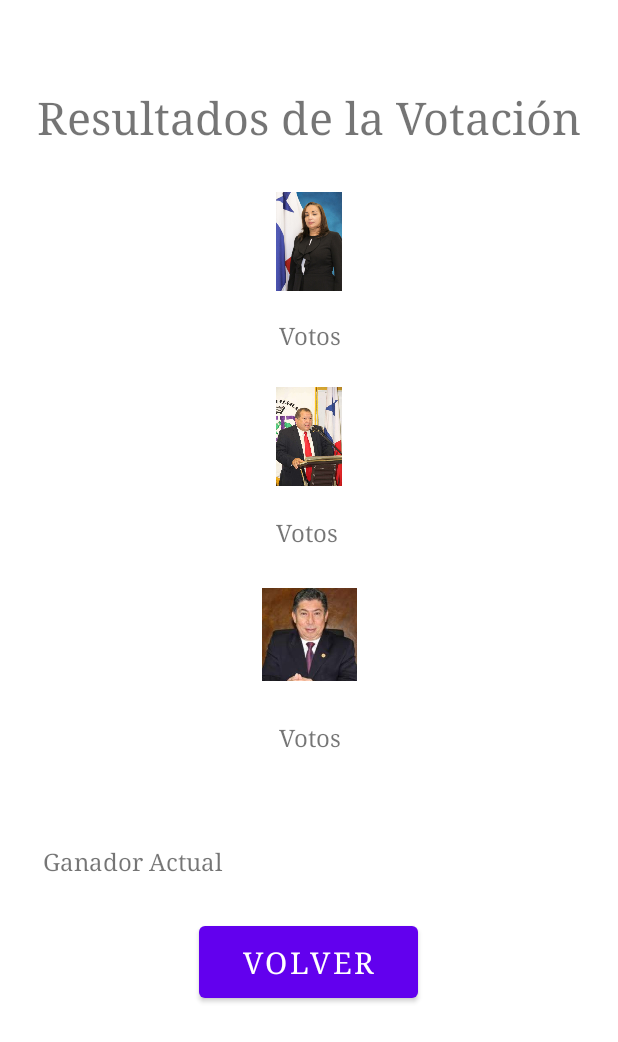
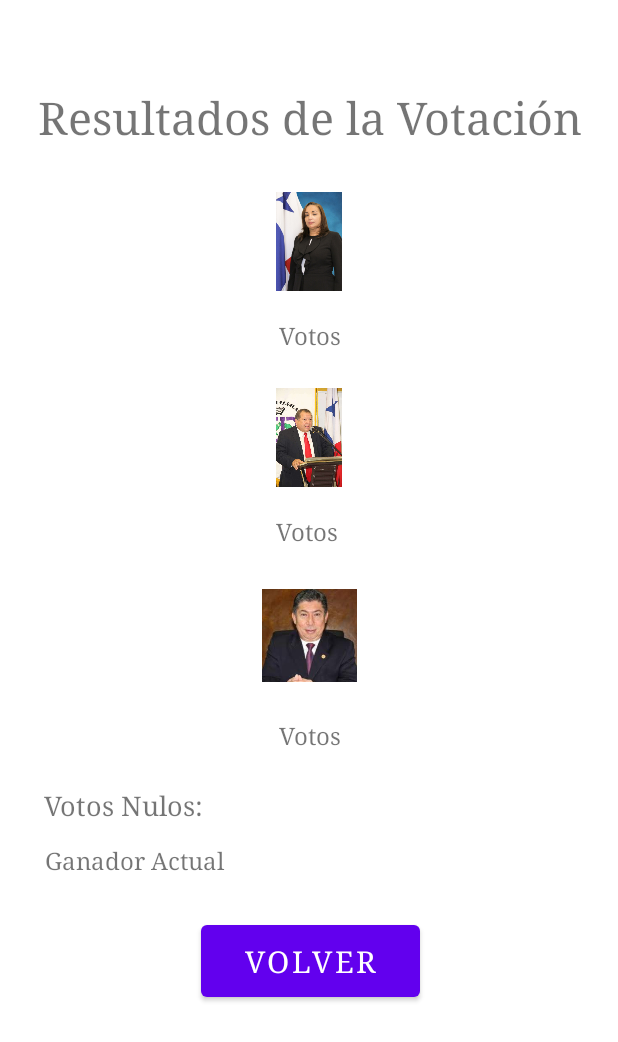
Before and after one commit to jeancj09/hpa4-proyecto01, an Android app: the layout activity_pantalla_resultados.xml on its own in the app's theme, with its tools: preview values and no code run, on a phone screen of 412 x 824 dp. Shown: the top 1042 px of the screen. Run offline under Robolectric (Android 15) with nearby library versions, the phone set to English and light mode, and no system bars.

Commit message:
Nuevos cambios: Modificación de la profesora. Agregado: Nuevo voto nulo + porcentaje.

```diff
--- a/app/src/main/java/com/jeanj/hpa4_proyecto01/Datos.java
+++ b/app/src/main/java/com/jeanj/hpa4_proyecto01/Datos.java
@@ -11,9 +11,9 @@ public class Datos {
     public static String cand1="Vivian Valenzuela";
     public static String cand2="Omar Aizpurua";
     public static  String cand3="Martín Candanedo";
-    public static double vot1,vot2,vot3;
+    public static double vot1,vot2,vot3, vot4;
 
-    public static int cont1 =0, cont2 =0, cont3 =0;
+    public static int cont1 =0, cont2 =0, cont3 =0, cont4 = 0;
 
     //El orden del array es: 0: cédula, 1: Nombre, 2: Votación
     public static ArrayList<String> listacedula = new ArrayList<String>();
--- a/app/src/main/res/layout/activity_pantalla_resultados.xml
+++ b/app/src/main/res/layout/activity_pantalla_resultados.xml
@@ -12,9 +12,9 @@
         android:id="@+id/tv1"
         android:layout_width="wrap_content"
         android:layout_height="wrap_content"
-        android:layout_marginStart="23dp"
+        android:layout_marginStart="24dp"
         android:layout_marginTop="58dp"
-        android:layout_marginEnd="23dp"
+        android:layout_marginEnd="22dp"
         android:fontFamily="serif"
         android:text="Resultados de la Votación"
         android:textAlignment="center"
@@ -43,7 +43,7 @@
         android:layout_width="wrap_content"
         android:layout_height="wrap_content"
         android:layout_marginStart="183dp"
-        android:layout_marginTop="13dp"
+        android:layout_marginTop="12dp"
         android:layout_marginEnd="187dp"
         android:fontFamily="serif"
         android:text="Votos"
@@ -58,7 +58,7 @@
         android:layout_width="wrap_content"
         android:layout_height="wrap_content"
         android:layout_marginStart="185dp"
-        android:layout_marginTop="18dp"
+        android:layout_marginTop="16dp"
         android:layout_marginEnd="185dp"
         android:fontFamily="serif"
         android:text="Votos"
@@ -72,9 +72,9 @@
         android:id="@+id/bttback"
         android:layout_width="146dp"
         android:layout_height="60dp"
-        android:layout_marginStart="132dp"
+        android:layout_marginStart="133dp"
         android:layout_marginTop="18dp"
-        android:layout_marginEnd="133dp"
+        android:layout_marginEnd="132dp"
         android:fontFamily="serif"
         android:text="Volver"
         android:textAlignment="center"
@@ -87,15 +87,15 @@
         android:id="@+id/tvwinner"
         android:layout_width="330dp"
         android:layout_height="30dp"
-        android:layout_marginStart="28dp"
-        android:layout_marginTop="61dp"
-        android:layout_marginEnd="53dp"
+        android:layout_marginStart="29dp"
+        android:layout_marginTop="14dp"
+        android:layout_marginEnd="52dp"
         android:fontFamily="serif"
         android:text="Ganador Actual"
         android:textSize="16sp"
         app:layout_constraintEnd_toEndOf="parent"
         app:layout_constraintStart_toStartOf="parent"
-        app:layout_constraintTop_toBottomOf="@+id/votos3" />
+        app:layout_constraintTop_toBottomOf="@+id/votos4" />
 
     <ImageView
         android:id="@+id/img1"
@@ -114,7 +114,7 @@
         android:layout_width="44dp"
         android:layout_height="79dp"
         android:layout_marginStart="183dp"
-        android:layout_marginTop="17dp"
+        android:layout_marginTop="18dp"
         android:layout_marginEnd="184dp"
         app:layout_constraintEnd_toEndOf="parent"
         app:layout_constraintStart_toStartOf="parent"
@@ -126,11 +126,26 @@
         android:layout_width="63dp"
         android:layout_height="79dp"
         android:layout_marginStart="174dp"
-        android:layout_marginTop="18dp"
+        android:layout_marginTop="19dp"
         android:layout_marginEnd="174dp"
         app:layout_constraintEnd_toEndOf="parent"
         app:layout_constraintStart_toStartOf="parent"
         app:layout_constraintTop_toBottomOf="@+id/votos2"
         app:srcCompat="@drawable/matin_candanedo" />
 
+    <TextView
+        android:id="@+id/votos4"
+        android:layout_width="wrap_content"
+        android:layout_height="wrap_content"
+        android:layout_marginStart="29dp"
+        android:layout_marginTop="24dp"
+        android:layout_marginEnd="272dp"
+        android:fontFamily="serif"
+        android:text="Votos Nulos: "
+        android:textSize="18sp"
+        app:layout_constraintEnd_toEndOf="parent"
+        app:layout_constraintHorizontal_bias="0.0"
+        app:layout_constraintStart_toStartOf="parent"
+        app:layout_constraintTop_toBottomOf="@+id/votos3" />
+
 </androidx.constraintlayout.widget.ConstraintLayout>
```
Also changed, not shown: app/src/main/java/com/jeanj/hpa4_proyecto01/PantallaResultados.java (+11 -1 lines), app/src/main/java/com/jeanj/hpa4_proyecto01/PantallaVotacion.java (+15 -2 lines), app/src/main/res/layout/activity_pantalla_votacion.xml (+8 -0 lines).
